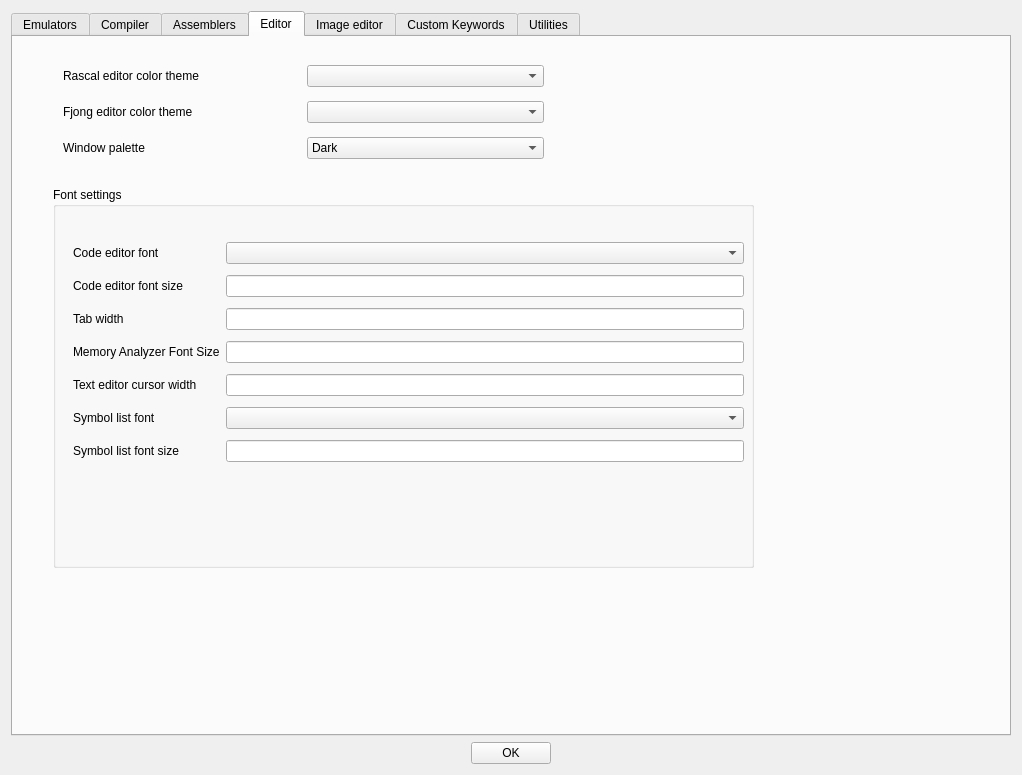
Qt form source/dialogtrsesettings.ui (leuat/TRSE) before a commit.
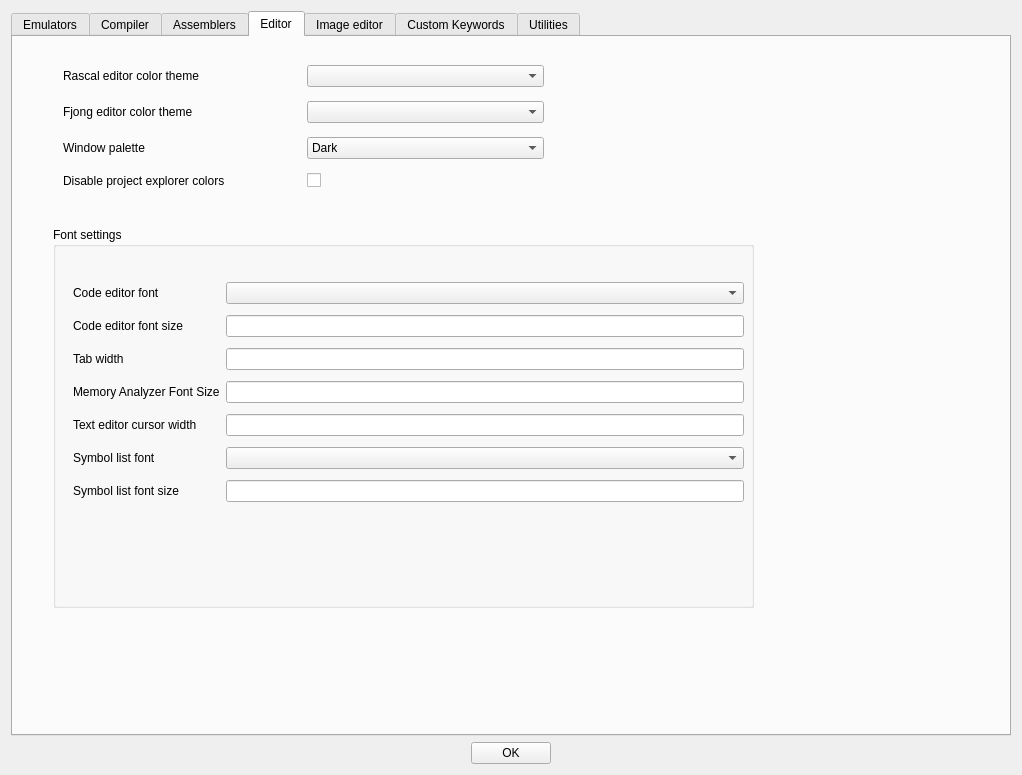
The same form after that commit. The open tabs and pages were chosen to show the change.

What changed in the file:
```diff
--- a/source/dialogtrsesettings.ui
+++ b/source/dialogtrsesettings.ui
@@ -818,7 +818,7 @@
          <property name="geometry">
           <rect>
            <x>40</x>
-           <y>150</y>
+           <y>190</y>
            <width>701</width>
            <height>381</height>
           </rect>
@@ -935,7 +935,7 @@
            <x>50</x>
            <y>20</y>
            <width>481</width>
-           <height>111</height>
+           <height>141</height>
           </rect>
          </property>
          <layout class="QGridLayout" name="gridLayout_5">
@@ -980,6 +980,20 @@
             </item>
            </widget>
           </item>
+          <item row="3" column="0">
+           <widget class="QLabel" name="label_41">
+            <property name="text">
+             <string>Disable project explorer colors</string>
+            </property>
+           </widget>
+          </item>
+          <item row="3" column="1">
+           <widget class="QCheckBox" name="chkDisableFileColors">
+            <property name="text">
+             <string/>
+            </property>
+           </widget>
+          </item>
          </layout>
         </widget>
        </widget>
```
Left out of the diff: 12 changed lines with no effect on the pictures.
